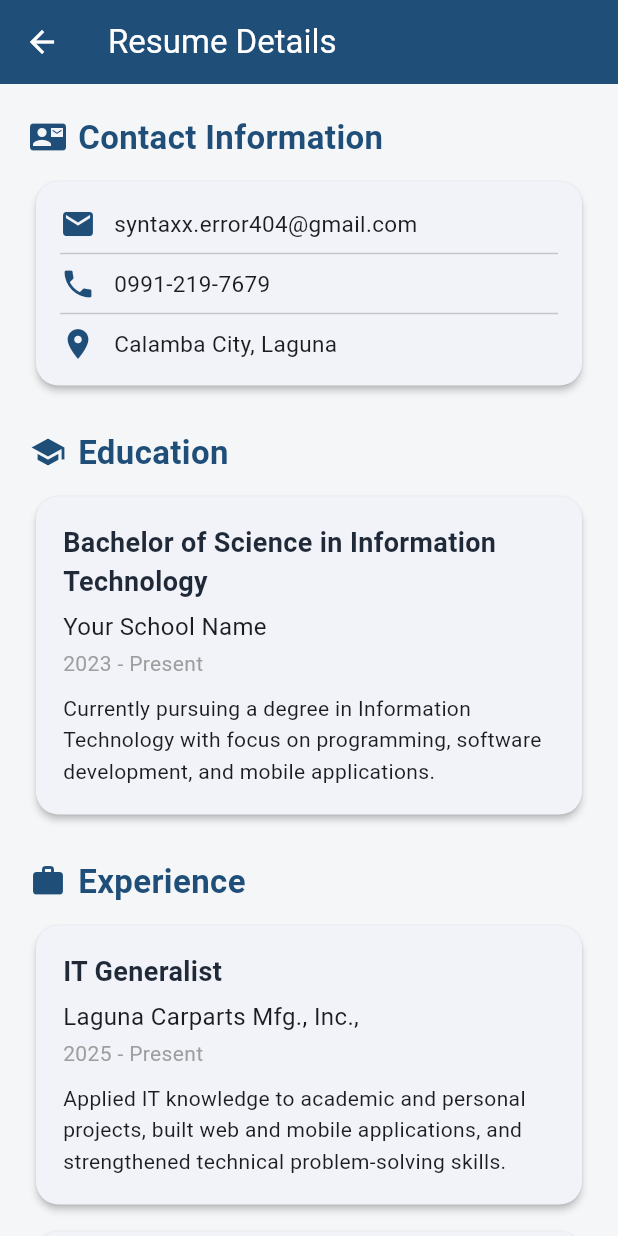
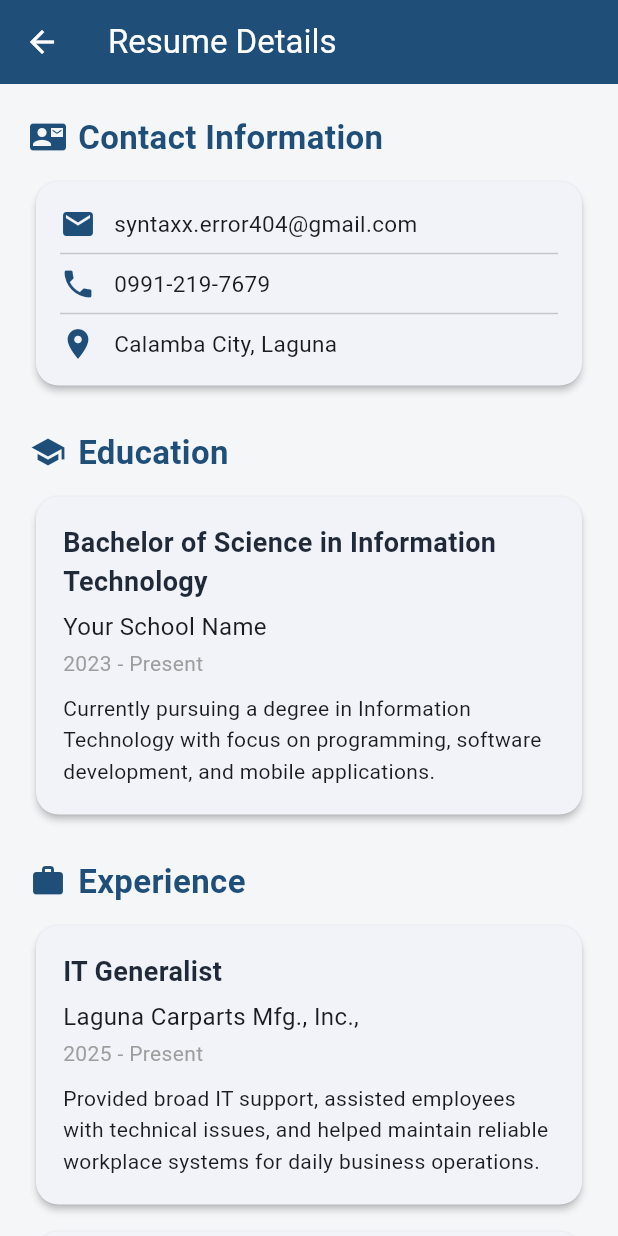
Before and after one commit to khier091225/resume_navigation_exam, a Flutter app: the ResumeDetailsScreen screen opened directly, on a phone screen of 412 x 824 dp. Run offline on Flutter 3.47's test engine with Material 3 defaults, Android fonts, the phone set to English and light mode, and no system bars.

Commit message:
Update resume details description to reflect broader IT support role

```diff
--- a/lib/main.dart
+++ b/lib/main.dart
@@ -313,9 +313,9 @@ class ResumeDetailsScreen extends StatelessWidget {
               subtitle: 'Laguna Carparts Mfg., Inc.,',
               period: '2025 - Present',
               description:
-                  'Applied IT knowledge to academic and personal '
-                  'projects, built web and mobile applications, and '
-                  'strengthened technical problem-solving skills.',
+                  'Provided broad IT support, assisted employees with '
+                  'technical issues, and helped maintain reliable '
+                  'workplace systems for daily business operations.',
             ),
             const SizedBox(height: 10),
 
```
